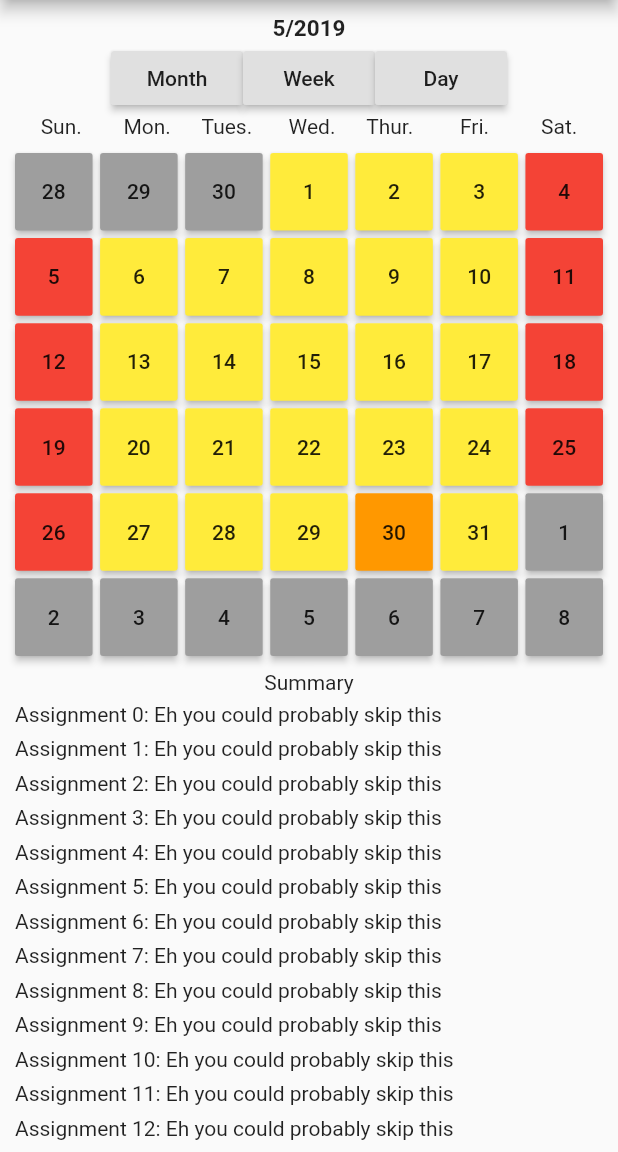
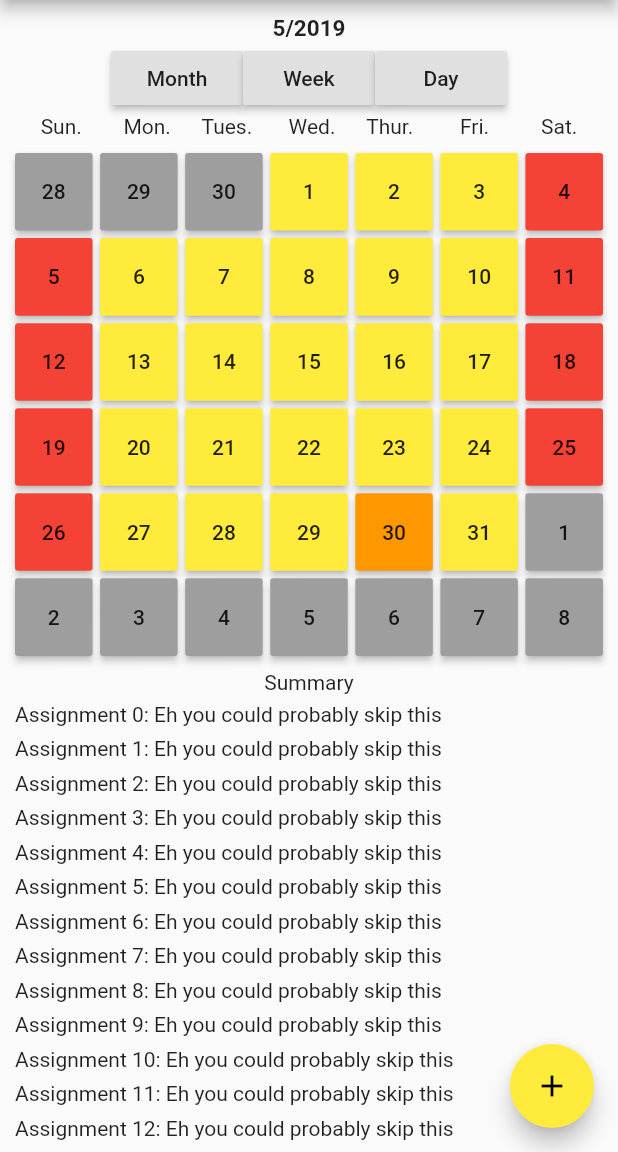
Before and after one commit to Furman950/neumont-planner, a Flutter app: the screen it shows after launch, on a phone screen of 412 x 824 dp, the part 84-1236 px from its top. Run offline on Flutter 3.47's test engine with Material 2 defaults, Android fonts, the phone set to English and light mode, and no system bars; our stand-ins replace flutter_local_notifications; statements that could not run were skipped.

Commit message:
Update: Main

```diff
--- a/lib/main.dart
+++ b/lib/main.dart
@@ -1,4 +1,7 @@
+import 'dart:async';
 import 'package:flutter/material.dart';
+import 'package:flutter_local_notifications/flutter_local_notifications.dart';
+
 import 'package:neumont_planner/models/objects/custom_event.dart';
 import 'package:neumont_planner/views/day_view.dart';
 import 'package:neumont_planner/views/hour_view.dart';
@@ -37,6 +40,19 @@ class MyHomePage extends StatefulWidget {
 }
 
 class _MyHomePageState extends State<MyHomePage> {
+  FlutterLocalNotificationsPlugin _localNotification;
+
+  @override
+  void initState() {
+    super.initState();
+
+    _localNotification = new FlutterLocalNotificationsPlugin();
+    var android = new AndroidInitializationSettings('@mipmap/ic_launcher');
+    var iOS = new IOSInitializationSettings();
+    var initSettings = new InitializationSettings(android, iOS);
+    _localNotification.initialize(initSettings);
+  }
+
   View _currentViewType = View.MONTH;
   DateTime _today = DateTime.now();
   DateTime _selectedDate = DateTime.now();
@@ -91,11 +107,18 @@ class _MyHomePageState extends State<MyHomePage> {
           ],
         ),
       ),
-      // floatingActionButton: FloatingActionButton(
-      //   onPressed: null,
-      //   tooltip: 'Add Event',
-      //   child: Icon(Icons.add),
-      // ),
+      floatingActionButton: FloatingActionButton(
+        onPressed: () => showNotification(),
+        tooltip: 'Show New Notification',
+        child: Icon(Icons.add),
+      ),
     );
   }
+
+  Future showNotification() async {
+    var android = AndroidNotificationDetails('id', 'name', 'description');
+    var iOS = IOSNotificationDetails();
+    var platform = NotificationDetails(android, iOS);
+    await _localNotification.show(0, 'New Assignment', 'Neumont Planner Notification', platform);
+  }
 }
--- a/pubspec.yaml
+++ b/pubspec.yaml
@@ -9,6 +9,7 @@ dependencies:
   flutter:
     sdk: flutter
   cupertino_icons: ^0.1.2
+  flutter_local_notifications:
 dev_dependencies:
   flutter_test:
     sdk: flutter
```
